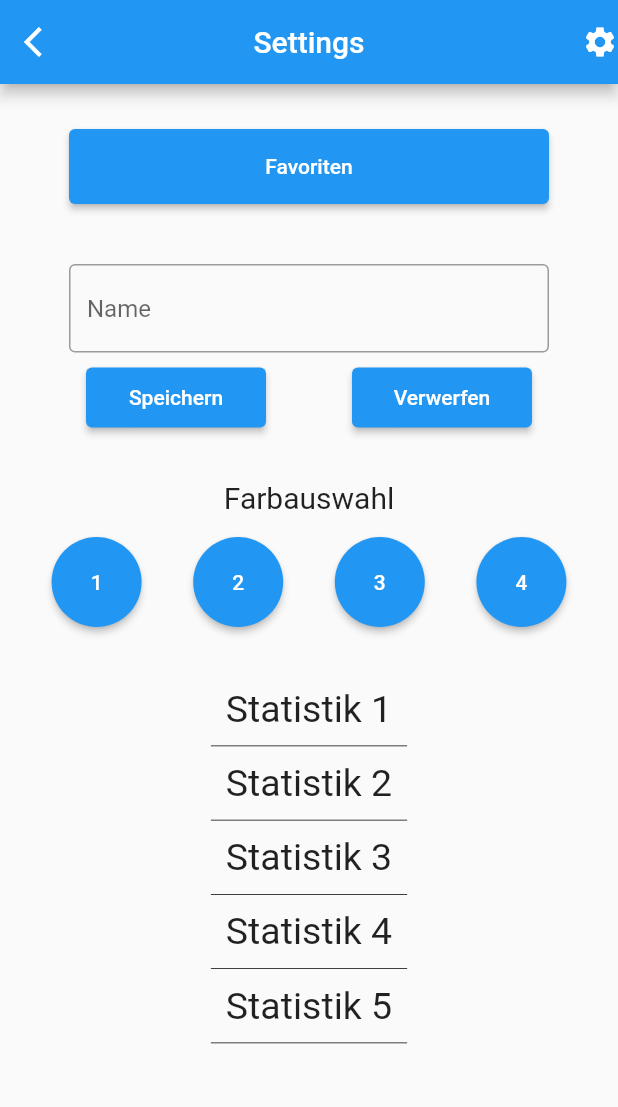
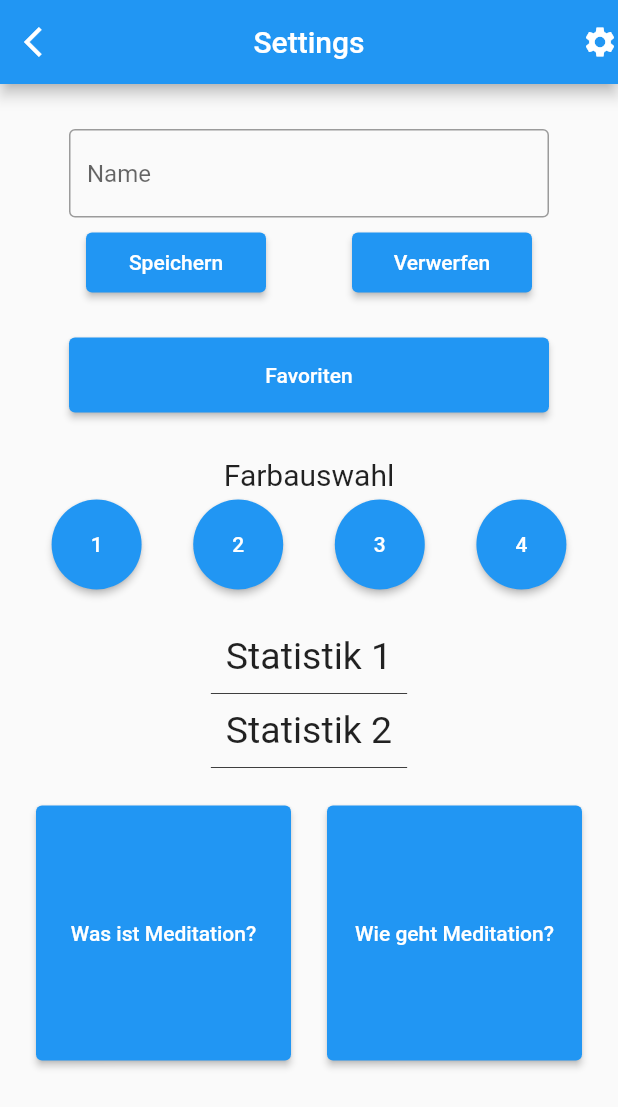
Before and after one commit to PascalWitzel/meditations_app, a Flutter app: the settingsScreen screen opened directly, on a phone screen of 412 x 824 dp. Shown: the top 1107 px of the screen. Run offline on Flutter 3.47's test engine with Material 2 defaults, Android fonts, the phone set to English and light mode, and no system bars; our stand-ins replace google_fonts, shared_preferences; missing offline and left inert: confirm_dialog; accounts and stored records are empty.

Commit message:
was und wie geht Meditations Screens eingebunden

```diff
--- a/lib/screens/settingsScreen.dart
+++ b/lib/screens/settingsScreen.dart
@@ -1,4 +1,6 @@
 import 'package:flutter/material.dart';
+import 'package:meditations_app/screens/was_ist_meditation.dart';
+import 'package:meditations_app/screens/wie_geht_meditation.dart';
 import 'package:meditations_app/themes/theme_notifier.dart';
 import 'package:meditations_app/themes/theme_values.dart';
 import 'package:provider/provider.dart';
@@ -12,8 +14,6 @@ class settingsScreen extends StatefulWidget {
 }
 
 class _settingsScreenState extends State<settingsScreen> {
-
-  int thema = 0;
   TextEditingController _controller = TextEditingController(text: "Test");
 
   Future<void> _setStringSharedPref() async {
@@ -36,33 +36,12 @@ class _settingsScreenState extends State<settingsScreen> {
 
   @override
   Widget build(BuildContext context) {
-
     final themeNotifier = Provider.of<ThemeNotifier>(context);
 
     return Scaffold(
       appBar: appbarback(context, "Settings"),
       body: Column(
         children: [
-          Center(
-            child: Padding(
-              padding: const EdgeInsets.all(10.0),
-              child: Container(
-                margin: EdgeInsets.only(
-                    left: 0.0, top: 20.0, right: 0.0, bottom: 0.0),
-                width: 320,
-                height: 50,
-                child: ElevatedButton(
-                  onPressed: () {
-                    Navigator.push(
-                        context,
-                        MaterialPageRoute(
-                            builder: (context) => favlisteScreen()));
-                  },
-                  child: Text("Favoriten"),
-                ),
-              ),
-            ),
-          ),
           Center(
             child: Padding(
               padding: const EdgeInsets.all(10.0),
@@ -105,16 +84,33 @@ class _settingsScreenState extends State<settingsScreen> {
               ),
             ],
           ),
-          Padding(
+          Center(
+            child: Padding(
               padding: const EdgeInsets.all(10.0),
               child: Container(
                 margin: EdgeInsets.only(
-                  left: 0.0, top: 25.0, right: 0.0, bottom: 5.0),
+                    left: 0.0, top: 20.0, right: 0.0, bottom: 0.0),
+                width: 320,
+                height: 50,
+                child: ElevatedButton(
+                  onPressed: () {
+                    Navigator.push(
+                        context,
+                        MaterialPageRoute(
+                            builder: (context) => favlisteScreen()));
+                  },
+                  child: Text("Favoriten"),
+                ),
+              ),
+            ),
+          ),
+          Container(
+            margin: EdgeInsets.only(
+                left: 0.0, top: 20.0, right: 0.0, bottom: 5.0),
             child: Text(
               "Farbauswahl",
               style: TextStyle(
                 fontSize: 20,
-                ),
               ),
             ),
           ),
@@ -176,9 +172,7 @@ class _settingsScreenState extends State<settingsScreen> {
               ),
             ],
           ),
-          Padding(
-            padding: const EdgeInsets.all(10.0),
-            child: Column(
+          Column(
             children: [
               Container(
                 decoration: BoxDecoration(
@@ -215,55 +209,34 @@ class _settingsScreenState extends State<settingsScreen> {
                 ),
               ),
               Container(
-                  decoration: BoxDecoration(
-                    border: Border(
-                      bottom: BorderSide(width: 0.5, color: Colors.black),
+                height: 25,
               ),
-                  ),
-                  child: Padding(
-                    padding: const EdgeInsets.all(10.0),
-                    child: Text(
-                      "Statistik 3",
-                      style: TextStyle(
-                        fontSize: 25,
-                      ),
-                    ),
+              Row(
+                mainAxisAlignment: MainAxisAlignment.spaceEvenly,
+                children: [
+                  Container(
+                    width: 170,
+                    height: 170,
+                    child: ElevatedButton(
+                        onPressed: () {
+                          Navigator.push(context, MaterialPageRoute(builder: (context) => wasIstMeditation()));
+                        },
+                        child: Text("Was ist Meditation?"),
                         ),
                   ),
                   Container(
-                  decoration: BoxDecoration(
-                    border: Border(
-                      bottom: BorderSide(width: 0.5, color: Colors.black),
-                    ),
-                  ),
-                  child: Padding(
-                    padding: const EdgeInsets.all(10.0),
-                    child: Text(
-                      "Statistik 4",
-                      style: TextStyle(
-                        fontSize: 25,
-                      ),
-                    ),
-                  ),
-                ),
-                Container(
-                  decoration: BoxDecoration(
-                    border: Border(
-                      bottom: BorderSide(width: 0.5, color: Colors.black),
-                    ),
-                  ),
-                  child: Padding(
-                    padding: const EdgeInsets.all(10.0),
-                    child: Text(
-                      "Statistik 5",
-                      style: TextStyle(
-                        fontSize: 25,
-                      ),
-                    ),
+                    width: 170,
+                    height: 170,
+                    child: ElevatedButton(
+                        onPressed: () {
+                          Navigator.push(context, MaterialPageRoute(builder: (context) => wieGehtMeditation()));
+                        },
+                        child: Text("Wie geht Meditation?"),
                         ),
                   ),
                 ],
               ),
+            ],
           ),
         ],
       ),
--- /dev/null
+++ b/lib/screens/was_ist_meditation.dart
@@ -0,0 +1,17 @@
+import 'package:flutter/material.dart';
+import 'appbar.dart';
+
+class wasIstMeditation extends StatelessWidget {
+
+  @override
+  Widget build(BuildContext context) {
+    return Scaffold(
+      appBar: appbarback(context, "Was ist Meditation"),
+      body: Center(
+        child: Text(
+          "Meditation ist gut"
+        ),
+      ),
+    );
+  }
+}
--- /dev/null
+++ b/lib/screens/wie_geht_meditation.dart
@@ -0,0 +1,17 @@
+import 'package:flutter/material.dart';
+import 'appbar.dart';
+
+class wieGehtMeditation extends StatelessWidget {
+
+  @override
+  Widget build(BuildContext context) {
+    return Scaffold(
+      appBar: appbarback(context, "Wie geht Meditation"),
+      body: Center(
+        child: Text(
+          "Mediation geht einfach"
+        ),
+      ),
+    );
+  }
+}
```
Also changed, not shown: pubspec.lock. Lines whose indentation alone changed are shown as unchanged.
